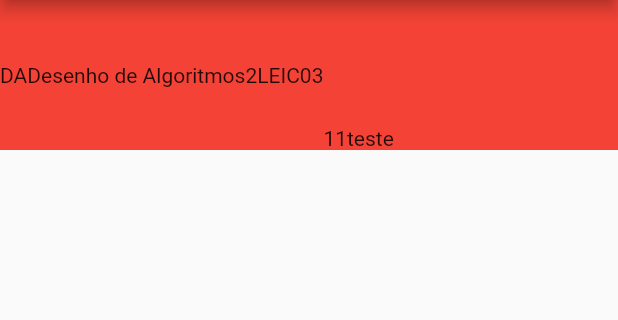
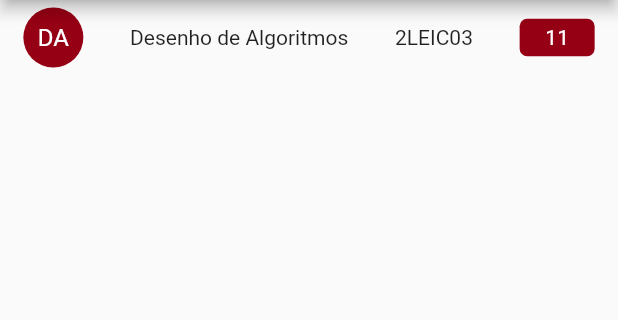
Before and after one commit to afs202005277/UniChat, a Flutter app: the screen it shows after launch, on a phone screen of 412 x 824 dp, the part 84-404 px from its top. Run offline on Flutter 3.47's test engine with Material 2 defaults, Android fonts, the phone set to English and light mode, and no system bars.

Commit message:
Aligned and started to make decoration

```diff
--- a/VerticalProt/vertical_prototype/lib/AllChatsDisplay.dart
+++ b/VerticalProt/vertical_prototype/lib/AllChatsDisplay.dart
@@ -1,18 +1,12 @@
 import 'package:flutter/material.dart';
 import 'SingleChatDisplay.dart';
 
-class ChatDisplay extends StatelessWidget {
+class AllChatsDisplay extends StatelessWidget {
   @override
   Widget build(BuildContext context) {
     return Scaffold(
         appBar: AppBar(title: const Text('UniChat')),
-        body: MediaQuery.removePadding(
-          context: context,
-          removeLeft: true,
-          removeBottom: true,
-          removeRight: true,
-          removeTop: true,
-          child: SingleChatDisplay(),
-        ));
+        body: SingleChatDisplay(),
+        );
   }
 }
--- a/VerticalProt/vertical_prototype/lib/SingleChatDisplay.dart
+++ b/VerticalProt/vertical_prototype/lib/SingleChatDisplay.dart
@@ -3,26 +3,39 @@ import 'package:flutter/material.dart';
 class SingleChatDisplay extends StatelessWidget {
   @override
   Widget build(BuildContext context) {
-    double currrentWidth = MediaQuery.of(context).size.width;
-    return Container(
-        height: 100.0,
-        width: currrentWidth,
-        padding: EdgeInsets.zero,
-        color: Colors.red,
-        child: Row(
-          children: const [
-            Align(alignment: Alignment.centerLeft, child: Text('DA')),
-            Align(
-                alignment: Alignment.center,
-                child: Text('Desenho de Algoritmos')),
-            Align(alignment: Alignment.center, child: Text('2LEIC03')),
-            Align(alignment: Alignment.bottomRight, child: Text('11')),
-            Align(
-              alignment: Alignment(1, 1),
-              child: Text("teste"),
-            )
-          ],
-          crossAxisAlignment: CrossAxisAlignment.stretch,
-        ));
+    return Row(
+      mainAxisAlignment: MainAxisAlignment.spaceAround,
+      children: [
+        Container(
+            height: 50,
+            child: CircleAvatar(
+              backgroundColor: Color.fromRGBO(149, 0, 20, 1.0),
+              child: Center(
+                child: Text(
+                  "DA",
+                  style: TextStyle(color: Colors.white),
+                ),
+              ),
+            )),
+        Container(
+          height: 50,
+          child: Align(
+              alignment: Alignment.center,
+              child: Text('Desenho de Algoritmos')),
+        ),
+        Container(
+          height: 50,
+          child: Align(alignment: Alignment.center, child: Text('2LEIC03')),
+        ),
+        Container(
+          height: 25,
+          width: 50,
+          decoration: BoxDecoration(
+              color: Color.fromRGBO(149, 0, 20, 1.0),
+              borderRadius: BorderRadius.circular(5.0)),
+          child: Align(alignment: Alignment.center, child: Text('11', style: TextStyle(color: Colors.white))),
+        )
+      ],
+    );
   }
 }
--- a/VerticalProt/vertical_prototype/lib/main.dart
+++ b/VerticalProt/vertical_prototype/lib/main.dart
@@ -1,4 +1,5 @@
 import 'package:flutter/material.dart';
+import 'package:vertical_prototype/teste.dart';
 import 'AllChatsDisplay.dart';
 
 void main() {
@@ -12,7 +13,8 @@ class MyApp extends StatelessWidget {
   @override
   Widget build(BuildContext context) {
     return MaterialApp(
-      home: ChatDisplay()
+      home: AllChatsDisplay()
+      //home: Teste()
       );
   }
 }
--- /dev/null
+++ b/VerticalProt/vertical_prototype/lib/teste.dart
@@ -0,0 +1,20 @@
+import 'package:flutter/material.dart';
+
+class Teste extends StatelessWidget {
+  @override
+  Widget build(BuildContext context) {
+    return Scaffold(
+        //appBar: AppBar(title: const Text('UniChat')),
+        body: Row(
+          children: [
+            Container(
+              height: 70.0,
+              width: MediaQuery.of(context).size.width,
+              decoration:
+                  BoxDecoration(border: Border.all(color: Colors.orange)),
+              child: Align(alignment: Alignment.center, child: Text("teste")),
+            )
+          ],
+        ));
+  }
+}
```
Also changed, not shown: VerticalProt/vertical_prototype/flutter_01.png (added), 1 other file.
